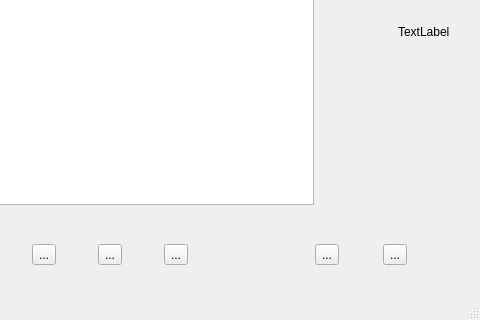
Above: UI/mainwindow.ui from guiguilalane/Wumpus before the change; both pictures show x 170 to 650 and y 180 to 500 of the 650 by 500 pixel window. Below: the same form after it.
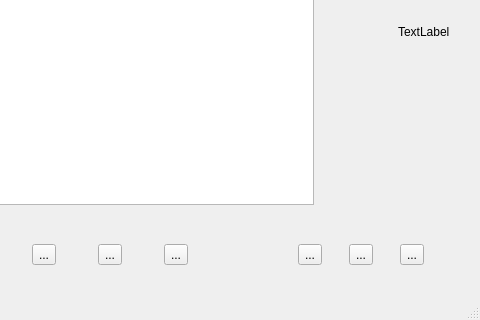
That is the form after the change. Icons and pictures are not drawn.

The edit to the form file:
```diff
--- a/UI/mainwindow.ui
+++ b/UI/mainwindow.ui
@@ -266,6 +266,23 @@
             </property>
            </widget>
           </item>
+          <item>
+           <widget class="QToolButton" name="toolButton">
+            <property name="text">
+             <string>...</string>
+            </property>
+            <property name="icon">
+             <iconset resource="../Resource.qrc">
+              <normaloff>:/Pictures/Pictures/gnome-system.png</normaloff>:/Pictures/Pictures/gnome-system.png</iconset>
+            </property>
+            <property name="iconSize">
+             <size>
+              <width>32</width>
+              <height>32</height>
+             </size>
+            </property>
+           </widget>
+          </item>
          </layout>
         </widget>
        </item>
```
